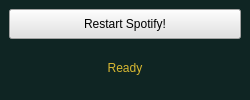
Qt form mainwindow.ui (Alsweider/SpotiQuit) before a commit.
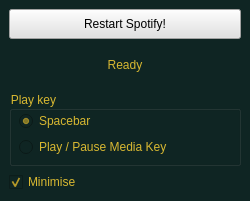
The same form after that commit. Icons and pictures are not drawn.

What changed in the file:
```diff
--- a/mainwindow.ui
+++ b/mainwindow.ui
@@ -7,7 +7,7 @@
     <x>0</x>
     <y>0</y>
     <width>250</width>
-    <height>100</height>
+    <height>201</height>
    </rect>
   </property>
   <property name="windowTitle">
@@ -68,6 +68,77 @@
       </item>
      </layout>
     </item>
+    <item row="1" column="0">
+     <widget class="QGroupBox" name="groupBox">
+      <property name="toolTip">
+       <string>Choose the button that will be used to resume playback.</string>
+      </property>
+      <property name="styleSheet">
+       <string notr="true">color: rgb(216, 184, 49);
+font: 700 9pt &quot;Arial&quot;;</string>
+      </property>
+      <property name="title">
+       <string>Play key</string>
+      </property>
+      <widget class="QWidget" name="">
+       <property name="geometry">
+        <rect>
+         <x>10</x>
+         <y>20</y>
+         <width>161</width>
+         <height>50</height>
+        </rect>
+       </property>
+       <layout class="QFormLayout" name="formLayout_2">
+        <item row="1" column="0">
+         <widget class="QRadioButton" name="radioButton">
+          <property name="styleSheet">
+           <string notr="true">color: rgb(216, 184, 49);
+font: 700 9pt &quot;Arial&quot;;</string>
+          </property>
+          <property name="text">
+           <string>Play / Pause Media Key</string>
+          </property>
+          <property name="checked">
+           <bool>false</bool>
+          </property>
+         </widget>
+        </item>
+        <item row="0" column="0">
+         <widget class="QRadioButton" name="radioButton_2">
+          <property name="styleSheet">
+           <string notr="true">color: rgb(216, 184, 49);
+font: 700 9pt &quot;Arial&quot;;</string>
+          </property>
+          <property name="text">
+           <string>Spacebar</string>
+          </property>
+          <property name="checked">
+           <bool>true</bool>
+          </property>
+         </widget>
+        </item>
+       </layout>
+      </widget>
+     </widget>
+    </item>
+    <item row="2" column="0">
+     <widget class="QCheckBox" name="checkBox">
+      <property name="toolTip">
+       <string>Minimises the Spotify window after resuming playback.</string>
+      </property>
+      <property name="styleSheet">
+       <string notr="true">color: rgb(216, 184, 49);
+font: 700 9pt &quot;Arial&quot;;</string>
+      </property>
+      <property name="text">
+       <string>Minimise</string>
+      </property>
+      <property name="checked">
+       <bool>true</bool>
+      </property>
+     </widget>
+    </item>
    </layout>
   </widget>
  </widget>
```
Left out of the diff: 14 changed lines with no effect on the pictures.
